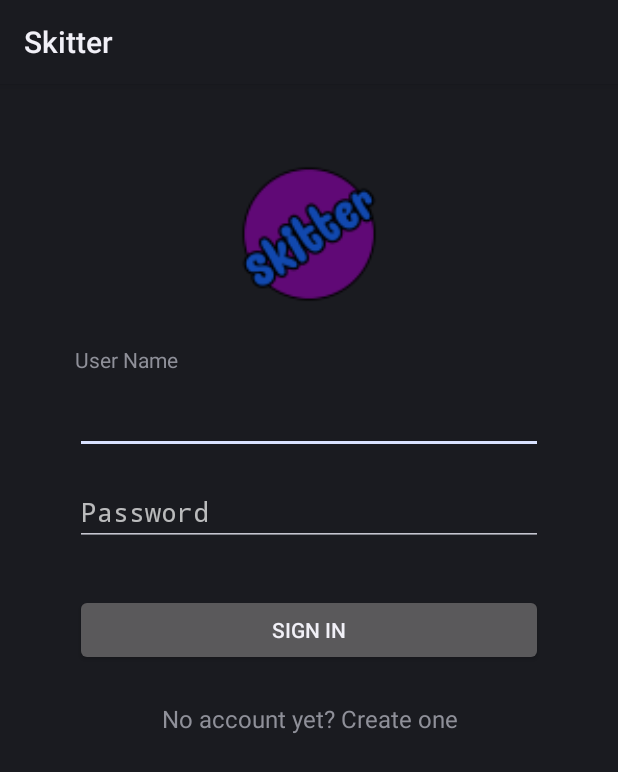
After one commit to mkotyk/Skitter, an Android app: the layout log_in_activity.xml on its own in the app's theme, with its tools: preview values and no code run, on a phone screen of 412 x 824 dp. The commit adds this screen. Shown: the top 772 px of the screen. Run offline under Robolectric (Android 15) with nearby library versions, the phone set to English and light mode, and no system bars.

Commit message:
Created a basic log in activity and added injection.  Tests coming shortly.

```diff
--- a/Application/src/main/AndroidManifest.xml
+++ b/Application/src/main/AndroidManifest.xml
@@ -1,12 +1,15 @@
 <?xml version="1.0" encoding="utf-8"?>
 <manifest xmlns:android="http://schemas.android.com/apk/res/android"
           package="com.psyndicate.skitter">
-    <application android:label="@string/skitter_app">
+    <application android:label="@string/skitter_app"
+        android:allowBackup="true"
+        android:icon="@mipmap/skitter_logo">
         <activity android:name=".view.SkitterMainActivity">
             <intent-filter>
                 <action android:name="android.intent.action.MAIN" />
                 <category android:name="android.intent.category.LAUNCHER" />
             </intent-filter>
         </activity>
+        <activity android:name=".view.LogInActivity" />
     </application>
 </manifest>
--- a/Application/src/main/java/com/psyndicate/skitter/model/SkitterProvider.java
+++ b/Application/src/main/java/com/psyndicate/skitter/model/SkitterProvider.java
@@ -1,7 +1,10 @@
 package com.psyndicate.skitter.model;
+
+import com.google.inject.ImplementedBy;
 
 import java.util.List;
 
+@ImplementedBy(MockSkitterProvider.class)
 public interface SkitterProvider {
 
     /**
@@ -18,4 +21,4 @@ public interface SkitterProvider {
      * Post a skeet.
      **/
     void post(AuthToken token, Skeet skeet) throws SkitterException;
-};
+}
--- /dev/null
+++ b/Application/src/main/res/layout/log_in_activity.xml
@@ -0,0 +1,63 @@
+<?xml version="1.0" encoding="utf-8"?>
+<LinearLayout xmlns:android="http://schemas.android.com/apk/res/android"
+    android:orientation="vertical" android:layout_width="match_parent"
+    android:layout_height="match_parent"
+    android:layout_margin="50dp">
+
+
+    <ImageView
+        android:layout_width="match_parent"
+        android:layout_height="wrap_content"
+        android:id="@+id/logo_image"
+        android:layout_gravity="center_horizontal"
+        android:minHeight="100dp"
+        android:layout_marginBottom="24dp"
+        android:src="@mipmap/skitter_logo" />
+
+
+    <TextView
+        android:layout_width="wrap_content"
+        android:layout_height="wrap_content"
+        android:textAppearance="?android:attr/textAppearanceSmall"
+        android:text="@string/user_name"
+        android:id="@+id/user_name_label"/>
+
+    <EditText
+        android:layout_width="match_parent"
+        android:layout_height="wrap_content"
+        android:id="@+id/user_name_edit"
+        android:gravity="fill_horizontal"
+        android:inputType="text"
+        android:layout_marginTop="8dp"
+        android:layout_marginBottom="8dp"
+        android:layout_gravity="fill_horizontal" />
+
+    <EditText
+        android:layout_width="match_parent"
+        android:layout_height="wrap_content"
+        android:inputType="textPassword"
+        android:hint="@string/password"
+        android:ems="10"
+        android:id="@+id/password_edit"
+        android:layout_marginTop="8dp"
+        android:layout_marginBottom="8dp"
+        android:layout_gravity="fill_horizontal" />
+
+    <Button
+        android:layout_width="match_parent"
+        android:layout_height="wrap_content"
+        android:text="@string/sign_in"
+        android:id="@+id/login_button"
+        android:layout_marginTop="24dp"
+        android:layout_marginBottom="24dp"
+        android:layout_gravity="center_horizontal" />
+
+    <TextView android:id="@+id/signup_link"
+        android:layout_width="fill_parent"
+        android:layout_height="wrap_content"
+        android:layout_marginBottom="24dp"
+        android:text="@string/create_account"
+        android:gravity="center"
+        android:textSize="16dip"/>
+
+</LinearLayout>
--- a/Application/src/main/res/values/strings.xml
+++ b/Application/src/main/res/values/strings.xml
@@ -2,4 +2,11 @@
 <resources>
     <string name="skitter_app">Skitter</string>
     <string name="hello_world">Hello, World!</string>
+    <string name="user_name">User Name</string>
+    <string name="password">Password</string>
+    <string name="sign_in">Sign In</string>
+    <string name="create_account">No account yet? Create one</string>
+    <string name="authenticating">Authenticating...</string>
+    <string name="login_failed">Login Failed</string>
+    <string name="post_label">Post Something</string>
 </resources>
```
Also changed, not shown: Application/build.gradle (+9 -8 lines), Application/src/main/java/com/psyndicate/skitter/SkitterApp.java (added, +34 -0 lines), Application/src/main/java/com/psyndicate/skitter/model/MockSkitterProvider.java (+12 -8 lines), Application/src/main/java/com/psyndicate/skitter/view/LogInActivity.java (added, +105 -0 lines), Application/src/main/java/com/psyndicate/skitter/view/SkitterMainActivity.java (+18 -4 lines), Application/src/main/res/layout/skitter_main_activity.xml (+25 -4 lines), Application/src/main/res/mipmap-hdpi/skitter_logo.png (added), Application/src/main/res/mipmap-mdpi/skitter_logo.png (added), Application/src/main/res/mipmap-xhdpi/skitter_logo.png (added), Application/src/main/res/mipmap-xxhdpi/skitter_logo.png (added), Application/src/main/res/mipmap-xxxhdpi/skitter_logo.png (added), Application/src/main/skitter_logo-web.png (added), 1 other file.
